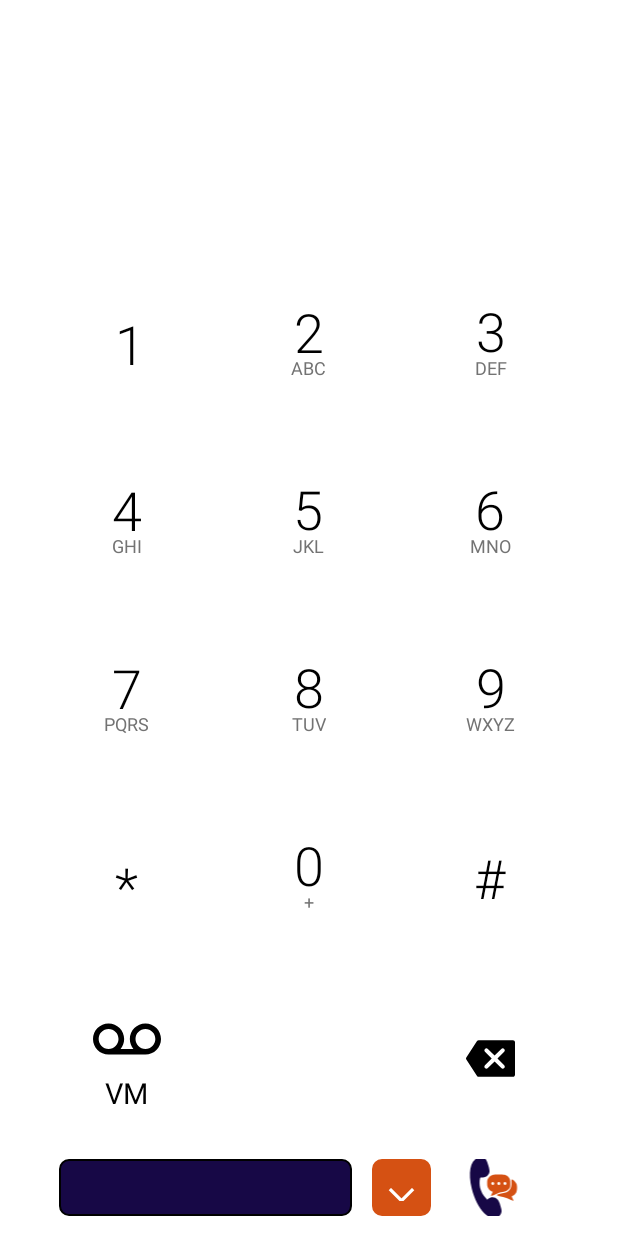
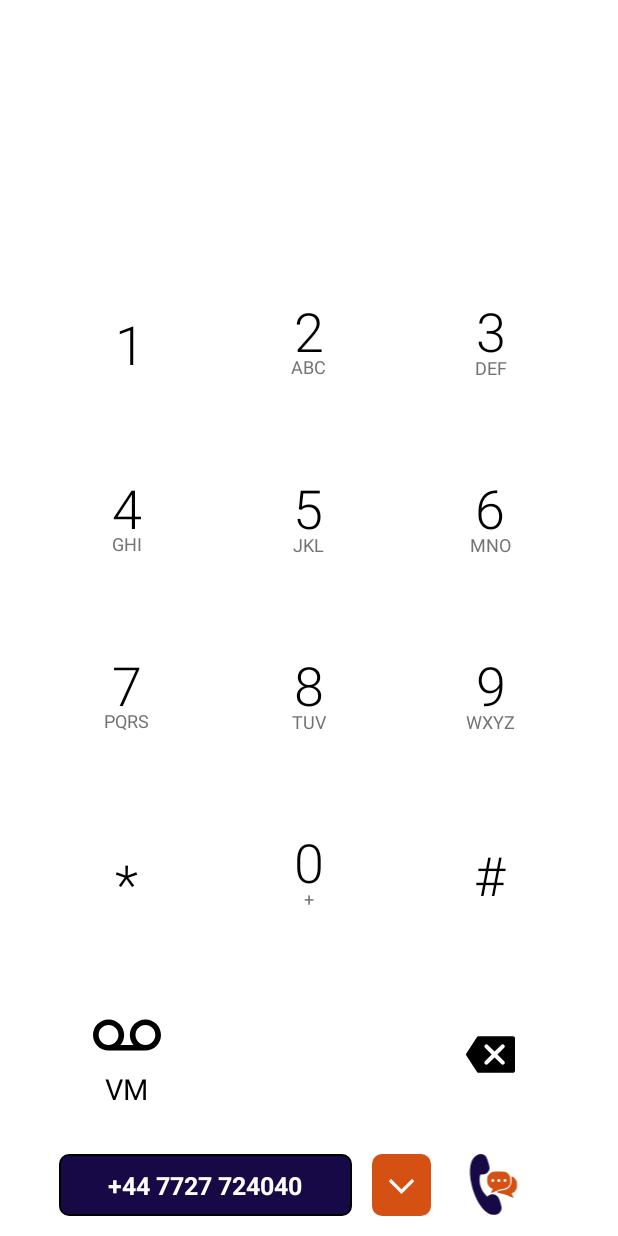
Before and after one commit to BhadreshChavada/iCommunicate, an Android app: the layout fragment_dialpad_circle.xml on its own in the app's theme, with its tools: preview values and no code run, on a phone screen of 412 x 824 dp. Run offline under Robolectric (Android 15) with nearby library versions, the phone set to English and light mode, and no system bars.

Commit message:
keypad screen ui changes font size increas and drop down middle in keypad - done

```diff
--- a/app/src/main/res/layout/fragment_dialpad_circle.xml
+++ b/app/src/main/res/layout/fragment_dialpad_circle.xml
@@ -3,6 +3,7 @@
     xmlns:custom="http://schemas.android.com/apk/res-auto"
     android:layout_width="match_parent"
     android:layout_height="match_parent"
+    xmlns:tools="http://schemas.android.com/tools"
     android:background="@color/white"
     android:orientation="vertical">
 
@@ -126,8 +127,10 @@
                 android:background="@drawable/rectangle_solid"
                 android:padding="@dimen/_7sdp"
                 android:textColor="@color/white"
+                android:textAlignment="center"
+                tools:text="+44 7727 724040"
                 android:layout_marginEnd="@dimen/_5sdp"
-                android:textSize="@dimen/_11sdp"
+                android:textSize="@dimen/_13sdp"
                 android:textStyle="bold" />
 
             <LinearLayout
@@ -145,6 +148,7 @@
                     android:layout_height="@dimen/_16sdp"
                     android:layout_gravity="center"
                     android:rotation="270"
+                    android:layout_marginBottom="@dimen/_3sdp"
                     android:src="@drawable/ic_arrow_back" />
             </LinearLayout>
 
```
